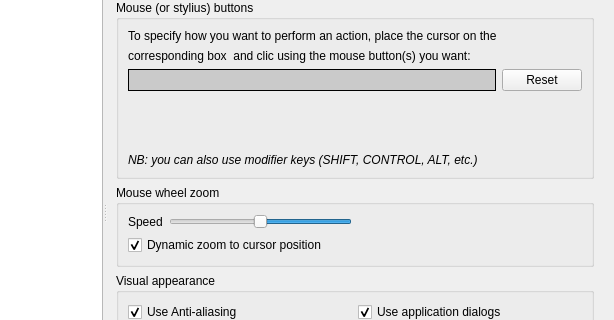
First picture: the form in src/UserPreferencesDialog.ui, repository markus-wa/glmixer-mirror, before the edit; both pictures show x 140 to 754 and y 125 to 445 of the 754 by 568 pixel window.
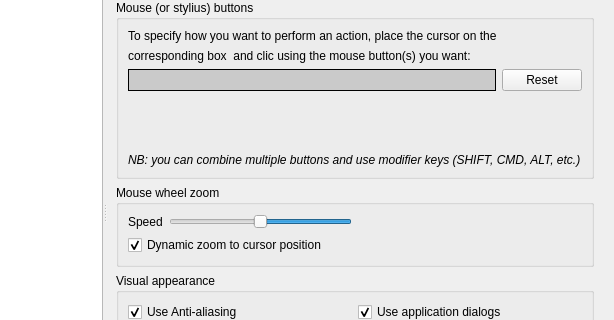
Second picture: the form after the edit. The open tabs and pages were chosen to show the change. Icons and pictures are not drawn. Custom widgets are drawn as their Qt base class.

Patch:
```diff
--- a/src/UserPreferencesDialog.ui
+++ b/src/UserPreferencesDialog.ui
@@ -1032,7 +1032,7 @@
                  <string notr="true">font: italic;</string>
                 </property>
                 <property name="text">
-                 <string>NB: you can also use modifier keys (SHIFT, CONTROL, ALT, etc.)</string>
+                 <string>NB: you can combine multiple buttons and use modifier keys (SHIFT, CMD, ALT, etc.)</string>
                 </property>
                </widget>
               </item>
```
Left out of the diff: 2 changed lines with no effect on the pictures.
